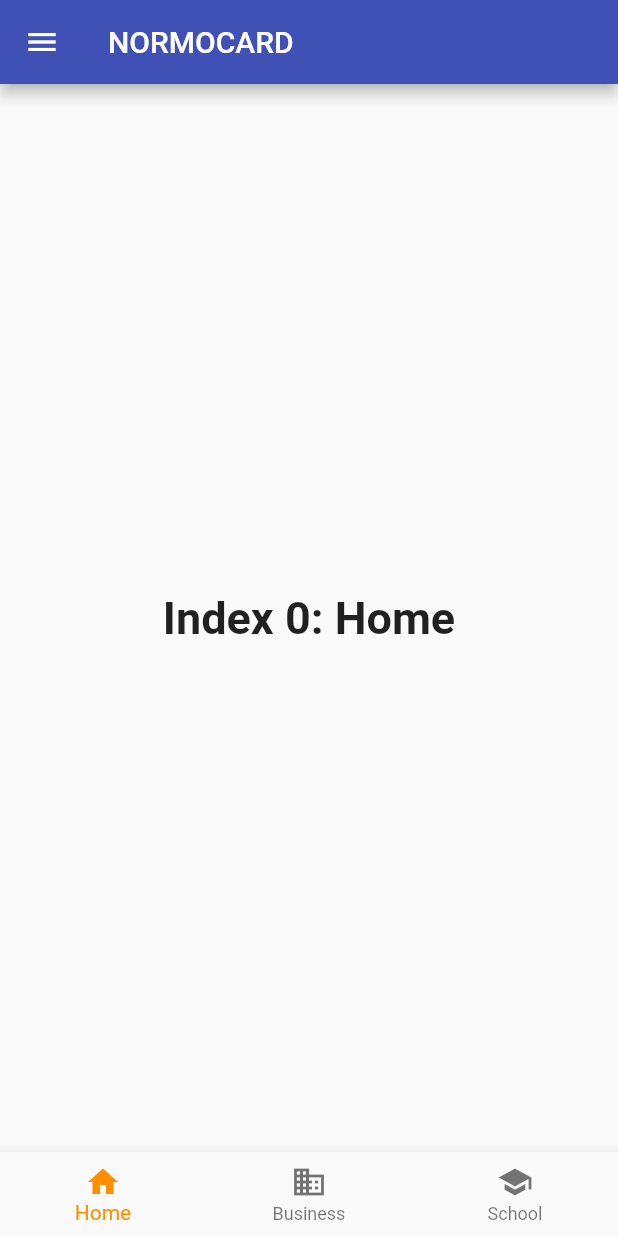
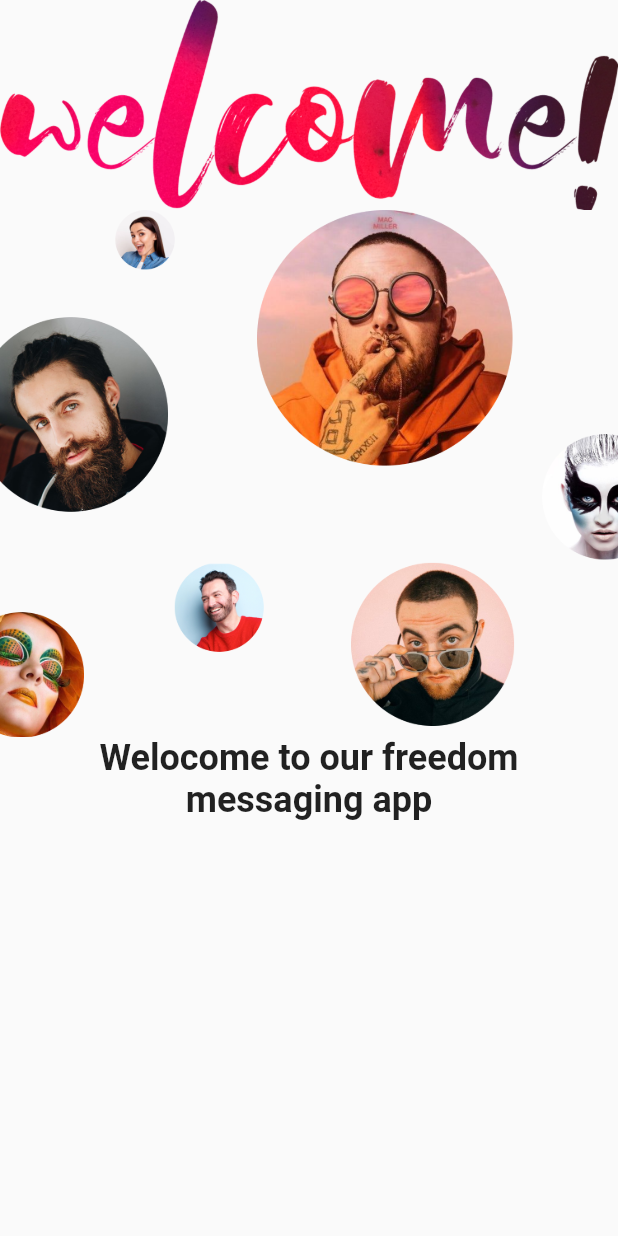
Before and after one commit to Nikita96Burmatov/flutter_app, a Flutter app: the screen it shows after launch, on a phone screen of 412 x 824 dp. Run offline on Flutter 3.47's test engine with Material 2 defaults, Android fonts, the phone set to English and light mode, and no system bars.

Commit message:
welcome page

```diff
--- a/lib/main.dart
+++ b/lib/main.dart
@@ -1,4 +1,6 @@
 import 'package:flutter/material.dart';
+import 'pages/welcome_screen.dart';
+
 
 
 void main() => runApp(const MyApp());
@@ -11,107 +13,7 @@ class MyApp extends StatelessWidget{
   Widget build(BuildContext context){
     return const MaterialApp(
       title: _title,
-      home: MyStatefulWidget(),
+      home: WelcomeScreen(),
     );
   }
 }
-
-
-class MyStatefulWidget extends StatefulWidget{
-  const MyStatefulWidget({Key? key}) : super(key: key);
-
-  @override
-  State<MyStatefulWidget> createState() => _MyStatefulWidgetState();
-}
-
-class _MyStatefulWidgetState extends State<MyStatefulWidget> {
-  int _selectedIndex = 0;
-  static const TextStyle optionStyle =
-  TextStyle(fontSize: 30, fontWeight: FontWeight.bold);
-  static const List<Widget> _widgetOptions = <Widget>[
-    Text(
-      'Index 0: Home',
-      style: optionStyle,
-    ),
-    Text(
-      'Index 1: Business',
-      style: optionStyle,
-    ),
-    Text(
-      'Index 2: School',
-      style: optionStyle,
-    )
-  ];
-
-  void _onItemTapped(int index) {
-    setState(() {
-      _selectedIndex = index;
-    });
-  }
-
-  @override
-  Widget build(BuildContext context) {
-    return Scaffold(
-      appBar: AppBar(
-        title: const Text('NORMOCARD'),
-        backgroundColor: Colors.indigo,
-      ),
-      body: Center(
-        child: _widgetOptions.elementAt(_selectedIndex),
-      ),
-      drawer: Drawer(
-        child: ListView(
-          padding: EdgeInsets.zero,
-          children: const <Widget>[
-            DrawerHeader(
-              decoration: BoxDecoration(
-                color: Colors.indigo,
-              ),
-              child: Text(
-                'Drawer Header',
-                style: TextStyle(
-                  color: Colors.white,
-                  fontSize: 24,
-                ),
-              ),
-            ),
-            ListTile(
-              leading: Icon(Icons.message),
-              title: Text('Mrssages'),
-            ),
-            ListTile(
-              leading: Icon(Icons.account_circle),
-              title: Text('Profile'),
-            ),
-            ListTile(
-              leading: Icon(Icons.settings),
-              title: Text('Settings'),
-            ),
-          ],
-        ),
-      ),
-      bottomNavigationBar: BottomNavigationBar(
-        items: const <BottomNavigationBarItem>[
-          BottomNavigationBarItem(
-            icon: Icon(Icons.home),
-            label: 'Home',
-            backgroundColor: Colors.red,
-          ),
-          BottomNavigationBarItem(
-            icon: Icon(Icons.business),
-            label: 'Business',
-            backgroundColor: Colors.green,
-          ),
-          BottomNavigationBarItem(
-            icon: Icon(Icons.school),
-            label: 'School',
-            backgroundColor: Colors.deepPurple,
-          ),
-        ],
-        currentIndex: _selectedIndex,
-        selectedItemColor: Colors.amber[800],
-        onTap: _onItemTapped,
-      ),
-    );
-  }
-}
--- /dev/null
+++ b/lib/pages/welcome_screen.dart
@@ -0,0 +1,27 @@
+import 'package:flutter/cupertino.dart';
+import 'package:flutter/material.dart';
+
+class WelcomeScreen extends StatelessWidget {
+  const WelcomeScreen({Key? key}) : super(key:key);
+
+  @override
+  Widget build(BuildContext context) {
+    return Scaffold(
+      body: SafeArea(
+        child: Column(
+          children: [
+            Image.asset("assets/images/welcome.png"),
+            Image.asset("assets/images/people.png"),
+            Text("Welocome to our freedom \nmessaging app",
+            textAlign: TextAlign.center,
+            style: Theme.of(context)
+                .textTheme
+                .headline5!
+                .copyWith(fontWeight: FontWeight.bold),
+            )
+          ],
+        ),
+      ),
+    );
+  }
+}
```
Also changed, not shown: lib/models/Chat.dart (added, +71 -0 lines), lib/models/ChatMessage.dart (added, +61 -0 lines), lib/pages/home_page.dart (added, +87 -0 lines), lib/pages/messages_page.dart (added, +19 -0 lines), pubspec.yaml (+4 -4 lines), assets/images/people.png (added), assets/images/welcome.png (added), 2 other files.
